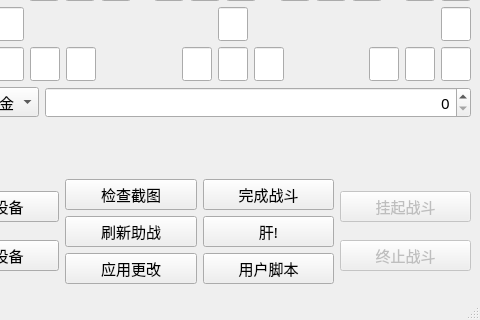
Old version of the form ui/fgoMainWindow.ui in the repository hgjazhgj/FGO-py; both pictures show x 81 to 561 and y 307 to 627 of the 561 by 627 pixel window.
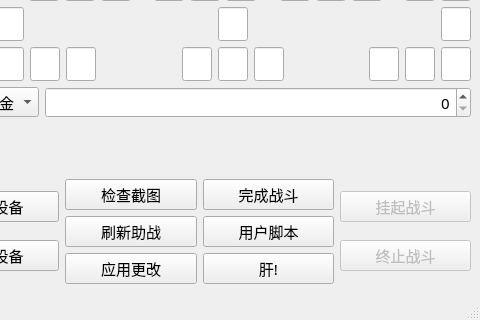
New version of the form.

The edit to the form file:
```diff
--- a/ui/fgoMainWindow.ui
+++ b/ui/fgoMainWindow.ui
@@ -3220,19 +3220,6 @@
           </property>
          </widget>
         </item>
-        <item>
-         <widget class="QPushButton" name="BTN_MAIN">
-          <property name="cursor">
-           <cursorShape>PointingHandCursor</cursorShape>
-          </property>
-          <property name="statusTip">
-           <string>在点击第一个关卡就能进入选择助战界面启动来清空体力</string>
-          </property>
-          <property name="text">
-           <string>肝!</string>
-          </property>
-         </widget>
-        </item>
         <item>
          <widget class="QPushButton" name="BTN_USER">
           <property name="cursor">
@@ -3246,6 +3233,19 @@
           </property>
          </widget>
         </item>
+        <item>
+         <widget class="QPushButton" name="BTN_MAIN">
+          <property name="cursor">
+           <cursorShape>PointingHandCursor</cursorShape>
+          </property>
+          <property name="statusTip">
+           <string>在点击第一个关卡就能进入选择助战界面启动来清空体力</string>
+          </property>
+          <property name="text">
+           <string>肝!</string>
+          </property>
+         </widget>
+        </item>
        </layout>
       </item>
       <item>
```
Left out of the diff: 2 changed lines with no effect on the pictures.
